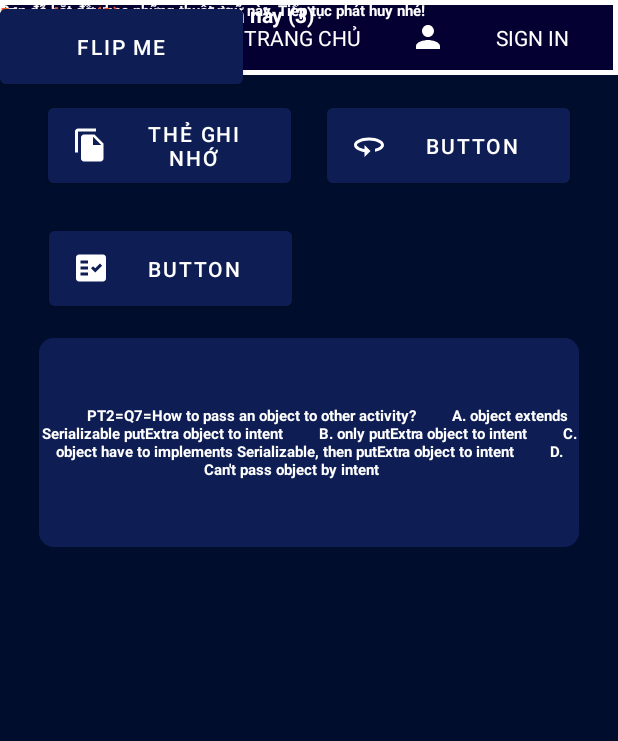
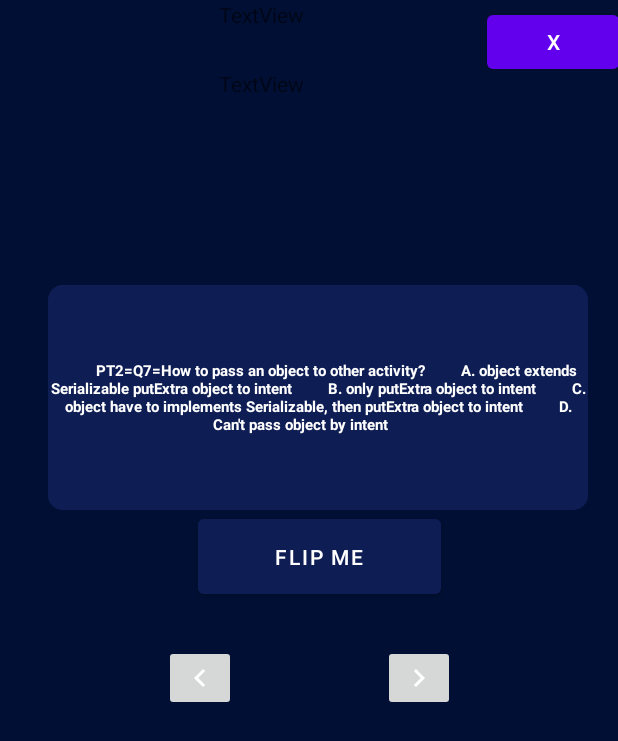
Before and after one commit to danpott555/QuizLearn, an Android app: the screen it shows after launch (ScreenActivity before the commit, LearnScreenActivity after it), on a phone screen of 412 x 824 dp. Shown: the top 741 px of the screen. Run offline under Robolectric (Android 15) with nearby library versions, the phone set to English and light mode, and no system bars.

Commit message:
update fragment in remember and create layout for learning

```diff
--- a/app/src/main/java/com/smily/quizlearn/AddScreenActivity.java
+++ b/app/src/main/java/com/smily/quizlearn/AddScreenActivity.java
@@ -24,7 +24,7 @@ public class AddScreenActivity extends AppCompatActivity {
 
     protected void onCreate(Bundle savedInstanceState) {
         super.onCreate(savedInstanceState);
-        setContentView(R.layout.activity_rcv);
+        setContentView(R.layout.activity_addtoclass);
         bindingView();
         bindingAction();
         bindDataToRcvDictionary();
--- /dev/null
+++ b/app/src/main/java/com/smily/quizlearn/FlashCardLearn.java
@@ -0,0 +1,69 @@
+package com.smily.quizlearn;
+
+import android.animation.AnimatorInflater;
+import android.animation.AnimatorSet;
+import android.content.Context;
+import android.os.Bundle;
+
+import androidx.annotation.NonNull;
+import androidx.annotation.Nullable;
+import androidx.fragment.app.Fragment;
+
+import android.view.LayoutInflater;
+import android.view.View;
+import android.view.ViewGroup;
+import android.widget.Button;
+import android.widget.TextView;
+
+
+public class FlashCardLearn extends Fragment {
+    private TextView tvQuestion;
+    private TextView tvAnswer;
+    private AnimatorSet frontAnim;
+    private AnimatorSet backAnim;
+    private boolean isFront = true;
+    Button flip;
+    private void bindingView(View v) {
+        tvQuestion = v.findViewById(R.id.card_front_learn);
+        tvAnswer = v.findViewById(R.id.card_back_learn);
+        float scale = getResources().getDisplayMetrics().density;
+        tvQuestion.setCameraDistance(8000 * scale);
+        tvAnswer.setCameraDistance(8000 * scale);
+        Context context = getActivity().getApplicationContext();
+        frontAnim = (AnimatorSet) AnimatorInflater.loadAnimator(context, R.animator.front_animator);
+        backAnim = (AnimatorSet) AnimatorInflater.loadAnimator(context, R.animator.back_animator);
+        flip = v.findViewById(R.id.flip_btn_learn);
+    }
+    private void bindingAction() {
+        flip.setOnClickListener(this::OnClick);
+    }
+
+    private void OnClick(View view) {
+        if (isFront) {
+            frontAnim.setTarget(tvQuestion);
+            backAnim.setTarget(tvAnswer);
+            frontAnim.start();
+            backAnim.start();
+            isFront = false;
+        } else {
+            frontAnim.setTarget(tvAnswer);
+            backAnim.setTarget(tvQuestion);
+            backAnim.start();
+            frontAnim.start();
+            isFront = true;
+        }
+    }
+    @Override
+    public void onViewCreated(@NonNull View view, @Nullable Bundle savedInstanceState) {
+        super.onViewCreated(view, savedInstanceState);
+        bindingView(view);
+        bindingAction();
+    }
+
+    @Override
+    public View onCreateView(LayoutInflater inflater, ViewGroup container,
+                             Bundle savedInstanceState) {
+        // Inflate the layout for this fragment
+        return inflater.inflate(R.layout.fragment_flash_card_remember, container, false);
+    }
+}
--- /dev/null
+++ b/app/src/main/java/com/smily/quizlearn/LearnScreenActivity.java
@@ -0,0 +1,42 @@
+package com.smily.quizlearn;
+
+import androidx.annotation.NonNull;
+import androidx.appcompat.app.AppCompatActivity;
+import androidx.fragment.app.Fragment;
+
+import android.animation.AnimatorInflater;
+import android.animation.AnimatorSet;
+import android.content.Context;
+import android.os.Bundle;
+import android.view.View;
+import android.widget.Button;
+import android.widget.TextView;
+
+public class LearnScreenActivity extends AppCompatActivity {
+
+    FlashCardLearn flashCardLearn;
+    private void bindingView() {
+
+    }
+    public void bindingAction() {
+
+    }
+
+    @Override
+    public void onAttachFragment(@NonNull Fragment fragment) {
+        super.onAttachFragment(fragment);
+        if(fragment instanceof FlashCardLearn){
+            flashCardLearn= (FlashCardLearn) fragment;
+        }
+    }
+
+    @Override
+    protected void onCreate(Bundle savedInstanceState) {
+        super.onCreate(savedInstanceState);
+        setContentView(R.layout.activity_learn);
+        bindingView();
+        bindingAction();
+    }
+
+
+}
--- /dev/null
+++ b/app/src/main/res/drawable/baseline_arrow_right_alt_24.xml
@@ -0,0 +1,5 @@
+<vector android:autoMirrored="true" android:height="24dp"
+    android:tint="#FFFFFF" android:viewportHeight="24"
+    android:viewportWidth="24" android:width="24dp" xmlns:android="http://schemas.android.com/apk/res/android">
+    <path android:fillColor="@android:color/white" android:pathData="M16.01,11H4v2h12.01v3L20,12l-3.99,-4z"/>
+</vector>
--- /dev/null
+++ b/app/src/main/res/drawable/baseline_keyboard_arrow_left_24.xml
@@ -0,0 +1,5 @@
+<vector android:autoMirrored="true" android:height="24dp"
+    android:tint="#FFFFFF" android:viewportHeight="24"
+    android:viewportWidth="24" android:width="24dp" xmlns:android="http://schemas.android.com/apk/res/android">
+    <path android:fillColor="@android:color/white" android:pathData="M15.41,16.59L10.83,12l4.58,-4.59L14,6l-6,6 6,6 1.41,-1.41z"/>
+</vector>
--- /dev/null
+++ b/app/src/main/res/drawable/baseline_keyboard_arrow_right_24.xml
@@ -0,0 +1,5 @@
+<vector android:autoMirrored="true" android:height="24dp"
+    android:tint="#FFFFFF" android:viewportHeight="24"
+    android:viewportWidth="24" android:width="24dp" xmlns:android="http://schemas.android.com/apk/res/android">
+    <path android:fillColor="@android:color/white" android:pathData="M8.59,16.59L13.17,12 8.59,7.41 10,6l6,6 -6,6 -1.41,-1.41z"/>
+</vector>
--- a/app/src/main/res/layout/activity_addtoclass.xml
+++ b/app/src/main/res/layout/activity_addtoclass.xml
@@ -4,7 +4,7 @@
     xmlns:tools="http://schemas.android.com/tools"
     android:layout_width="match_parent"
     android:layout_height="match_parent"
-    android:background="#000F33">
+    android:background="@color/backgroundColor">
     <LinearLayout
         android:id="@+id/linearLayout"
         android:layout_width="match_parent"
--- /dev/null
+++ b/app/src/main/res/layout/activity_learn.xml
@@ -0,0 +1,77 @@
+<?xml version="1.0" encoding="utf-8"?>
+<androidx.constraintlayout.widget.ConstraintLayout xmlns:android="http://schemas.android.com/apk/res/android"
+    xmlns:app="http://schemas.android.com/apk/res-auto"
+    xmlns:tools="http://schemas.android.com/tools"
+    android:layout_width="match_parent"
+    android:layout_height="match_parent"
+    android:background="@color/backgroundColor">
+
+
+    <ImageButton
+        android:id="@+id/imageButton"
+        android:layout_width="wrap_content"
+        android:layout_height="wrap_content"
+        android:layout_marginTop="10dp"
+        android:layout_marginEnd="109dp"
+        app:layout_constraintEnd_toEndOf="parent"
+        app:layout_constraintStart_toEndOf="@+id/imageButton2"
+        app:layout_constraintTop_toBottomOf="@+id/fragmentContainerView"
+        app:srcCompat="@drawable/baseline_keyboard_arrow_right_24" />
+
+    <ImageButton
+        android:id="@+id/imageButton2"
+        android:layout_width="wrap_content"
+        android:layout_height="wrap_content"
+        android:layout_marginStart="109dp"
+        android:layout_marginTop="10dp"
+        android:layout_marginEnd="98dp"
+        app:layout_constraintEnd_toStartOf="@+id/imageButton"
+        app:layout_constraintHorizontal_bias="0.238"
+        app:layout_constraintStart_toStartOf="parent"
+        app:layout_constraintTop_toBottomOf="@+id/fragmentContainerView"
+        app:srcCompat="@drawable/baseline_keyboard_arrow_left_24" />
+
+    <TextView
+        android:id="@+id/textView5"
+        android:layout_width="119dp"
+        android:layout_height="46dp"
+        android:layout_marginStart="146dp"
+        android:text="TextView"
+        app:layout_constraintStart_toStartOf="parent"
+        tools:layout_editor_absoluteY="4dp" />
+
+    <TextView
+        android:id="@+id/textView6"
+        android:layout_width="119dp"
+        android:layout_height="52dp"
+        android:layout_marginStart="146dp"
+        android:layout_marginEnd="59dp"
+        android:text="TextView"
+        app:layout_constraintEnd_toStartOf="@+id/btnRememberClose"
+        app:layout_constraintStart_toStartOf="parent"
+        app:layout_constraintTop_toBottomOf="@+id/textView5" />
+
+    <Button
+        android:id="@+id/btnRememberClose"
+        android:layout_width="wrap_content"
+        android:layout_height="wrap_content"
+        android:layout_marginStart="59dp"
+        android:layout_marginTop="4dp"
+        android:text="X"
+        app:layout_constraintEnd_toEndOf="parent"
+        app:layout_constraintStart_toEndOf="@+id/textView5"
+        app:layout_constraintTop_toTopOf="parent" />
+
+    <androidx.fragment.app.FragmentContainerView
+        android:id="@+id/fragmentContainerView"
+        android:name="com.smily.quizlearn.FlashCardLearn"
+        android:layout_width="360dp"
+        android:layout_height="230dp"
+        android:layout_marginStart="43dp"
+        android:layout_marginTop="92dp"
+        android:layout_marginEnd="32dp"
+        app:layout_constraintEnd_toEndOf="parent"
+        app:layout_constraintStart_toStartOf="parent"
+        app:layout_constraintTop_toBottomOf="@+id/textView6" />
+
+</androidx.constraintlayout.widget.ConstraintLayout>
--- a/app/src/main/res/layout/activity_rcv.xml
+++ b/app/src/main/res/layout/activity_rcv.xml
@@ -5,7 +5,7 @@
     android:layout_width="match_parent"
     android:layout_height="match_parent"
     tools:context=".ScreenActivity"
-    android:background="#000D2C">
+    android:background="#000F33">
 
     <LinearLayout
         android:id="@+id/linearLayout"
@@ -104,8 +104,8 @@
         android:layout_marginStart="24dp"
         android:layout_marginTop="16dp"
         android:layout_marginEnd="32dp"
+        android:text="Học"
         android:drawableLeft="@drawable/baseline_360_24"
-        android:text="Button"
         app:layout_constraintEnd_toEndOf="parent"
         app:layout_constraintStart_toEndOf="@+id/button"
         app:layout_constraintTop_toBottomOf="@+id/linearLayout" />
@@ -130,7 +130,7 @@
         android:layout_marginTop="20dp"
         android:layout_marginEnd="217dp"
         android:drawableLeft="@drawable/baseline_fact_check_24"
-        android:text="Button"
+        android:text="Kiểm tra"
         app:layout_constraintEnd_toEndOf="parent"
         app:layout_constraintStart_toStartOf="parent"
         app:layout_constraintTop_toBottomOf="@+id/button" />
--- /dev/null
+++ b/app/src/main/res/layout/fragment_flash_card_remember.xml
@@ -0,0 +1,45 @@
+<?xml version="1.0" encoding="utf-8"?>
+<FrameLayout xmlns:android="http://schemas.android.com/apk/res/android"
+    xmlns:tools="http://schemas.android.com/tools"
+    android:layout_width="match_parent"
+    android:layout_height="wrap_content"
+    tools:context=".FlashCardLearn">
+
+
+    <TextView
+        android:id="@+id/card_back_learn"
+        style="@style/flashcardStyle"
+        android:layout_width="match_parent"
+        android:layout_height="150dp"
+        android:text="C. object have to implements Serializable, then putExtra object to intent"
+        android:textStyle="bold"
+        tools:layout_editor_absoluteX="25dp"
+        tools:layout_editor_absoluteY="214dp" />
+
+    <TextView
+        android:id="@+id/card_front_learn"
+        style="@style/flashcardStyle"
+        android:layout_width="match_parent"
+        android:layout_height="150dp"
+        android:text="
+        PT2=Q7=How to pass an object to other activity?
+        A. object extends Serializable putExtra object to intent
+        B. only putExtra object to intent
+        C. object have to implements Serializable, then putExtra object to intent
+        D. Can't pass object by intent
+        "
+        android:textSize="10dp"
+        android:textStyle="bold"
+        tools:layout_editor_absoluteX="25dp"
+        tools:layout_editor_absoluteY="214dp" />
+
+    <Button
+
+        android:id="@+id/flip_btn_learn"
+        style="@style/btnStyle"
+        android:layout_marginStart="100dp"
+        android:layout_marginTop="150dp"
+        android:text="Flip me" />
+
+
+</FrameLayout>
--- a/app/src/main/res/values/colors.xml
+++ b/app/src/main/res/values/colors.xml
@@ -2,4 +2,5 @@
 <resources>
     <color name="black">#FF000000</color>
     <color name="white">#FFFFFFFF</color>
+    <color name="backgroundColor">#000F33</color>
 </resources>
--- a/app/src/main/res/values/strings.xml
+++ b/app/src/main/res/values/strings.xml
@@ -1,3 +1,5 @@
 <resources>
     <string name="app_name">QuizLearn</string>
+    <!-- TODO: Remove or change this placeholder text -->
+    <string name="hello_blank_fragment">Hello blank fragment</string>
 </resources>
--- a/app/src/main/res/values/styles.xml
+++ b/app/src/main/res/values/styles.xml
@@ -1,6 +1,11 @@
 <?xml version="1.0" encoding="utf-8"?>
 <resources>
     <style name="btnStyle">
+        <item name="android:backgroundTint">#0E1D53</item>
+        <item name="android:layout_height">62dp</item>
+        <item name="android:layout_width">162dp</item>
+    </style>
+    <style name="btnLearnStyle">
         <item name="android:backgroundTint">#0E1D53</item>
         <item name="android:layout_height">62dp</item>
         <item name="android:layout_width">162dp</item>
```
Also changed, not shown: app/src/main/AndroidManifest.xml (+10 -6 lines), app/src/main/java/com/smily/quizlearn/fragment_flash_card_learn.java (added, +26 -0 lines), app/src/main/res/layout/activity_learning.xml (added, +45 -0 lines), app/src/main/res/layout/fragment_flash_card_learn.xml (added, +77 -0 lines).
